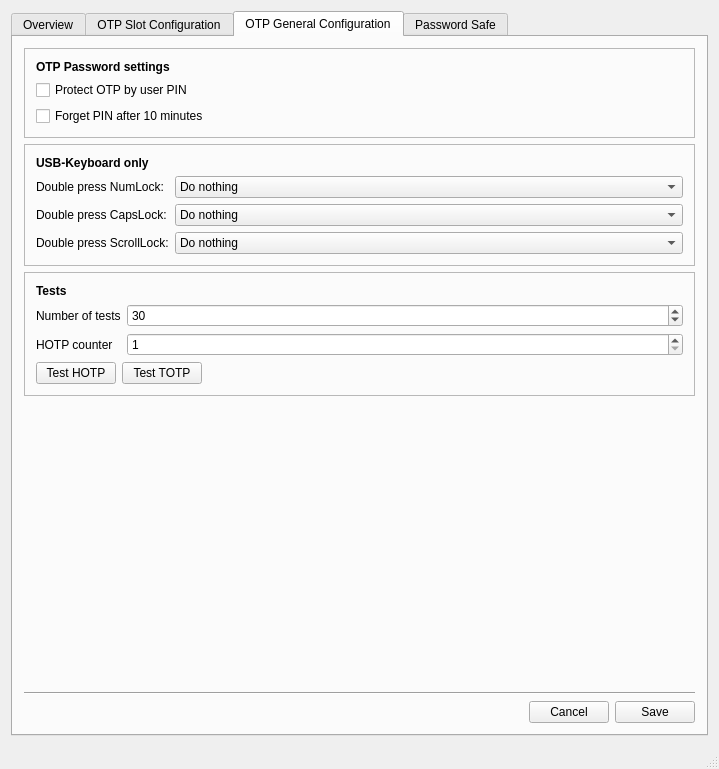
This is mainwindow.ui in Nitrokey/nitrokey-app as Qt 5 draws it before an edit. The edited form follows.
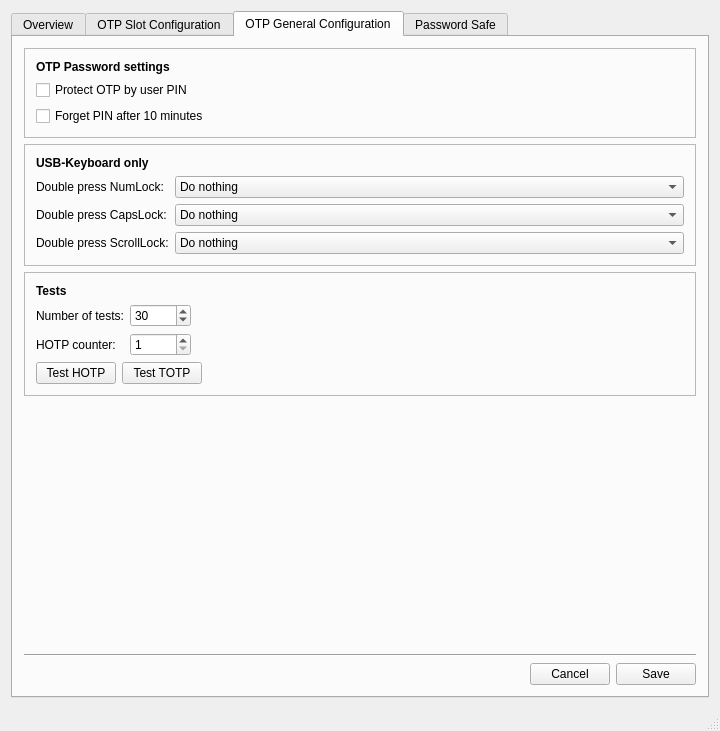
This is the edited form. The open tabs and pages were chosen to show the change. Icons and pictures are not drawn.

The edit to the form file:
```diff
--- a/mainwindow.ui
+++ b/mainwindow.ui
@@ -6,8 +6,8 @@
    <rect>
     <x>0</x>
     <y>0</y>
-    <width>719</width>
-    <height>769</height>
+    <width>720</width>
+    <height>731</height>
    </rect>
   </property>
   <property name="sizePolicy">
@@ -27,17 +27,35 @@
    <bool>true</bool>
   </property>
   <widget class="QWidget" name="centralWidget">
-   <layout class="QVBoxLayout" name="verticalLayout">
+   <layout class="QVBoxLayout" name="verticalLayout_21">
     <item>
      <widget class="QTabWidget" name="tabWidget">
       <property name="sizePolicy">
-       <sizepolicy hsizetype="Minimum" vsizetype="Minimum">
+       <sizepolicy hsizetype="MinimumExpanding" vsizetype="MinimumExpanding">
         <horstretch>0</horstretch>
         <verstretch>0</verstretch>
        </sizepolicy>
       </property>
+      <property name="tabPosition">
+       <enum>QTabWidget::North</enum>
+      </property>
+      <property name="tabShape">
+       <enum>QTabWidget::Rounded</enum>
+      </property>
       <property name="currentIndex">
-       <number>3</number>
+       <number>1</number>
+      </property>
+      <property name="elideMode">
+       <enum>Qt::ElideNone</enum>
+      </property>
+      <property name="documentMode">
+       <bool>false</bool>
+      </property>
+      <property name="tabsClosable">
+       <bool>false</bool>
+      </property>
+      <property name="movable">
+       <bool>false</bool>
       </property>
       <widget class="QWidget" name="tab_4">
        <attribute name="title">
@@ -938,40 +956,41 @@
             </widget>
            </item>
            <item>
-            <layout class="QVBoxLayout" name="verticalLayout_3">
+            <layout class="QHBoxLayout" name="horizontalLayout_13">
              <item>
-              <layout class="QFormLayout" name="formLayout_2">
-               <property name="fieldGrowthPolicy">
-                <enum>QFormLayout::AllNonFixedFieldsGrow</enum>
-               </property>
-               <item row="0" column="0">
+              <layout class="QVBoxLayout" name="verticalLayout_20">
+               <item>
                 <widget class="QLabel" name="testsLabel">
                  <property name="text">
-                  <string>Number of tests</string>
+                  <string>Number of tests:</string>
                  </property>
                 </widget>
                </item>
-               <item row="0" column="1">
-                <widget class="QSpinBox" name="testsSpinBox">
-                 <property name="minimum">
-                  <number>1</number>
-                 </property>
-                 <property name="maximum">
-                  <number>65536</number>
-                 </property>
-                 <property name="value">
-                  <number>30</number>
-                 </property>
-                </widget>
-               </item>
-               <item row="1" column="0">
+               <item>
                 <widget class="QLabel" name="testsLabel_2">
                  <property name="text">
-                  <string>HOTP counter</string>
+                  <string>HOTP counter:</string>
                  </property>
                 </widget>
                </item>
-               <item row="1" column="1">
+              </layout>
+             </item>
+             <item>
+              <layout class="QVBoxLayout" name="verticalLayout">
+               <item>
+                <widget class="QSpinBox" name="testsSpinBox">
+                 <property name="minimum">
+                  <number>1</number>
+                 </property>
+                 <property name="maximum">
+                  <number>65536</number>
+                 </property>
+                 <property name="value">
+                  <number>30</number>
+                 </property>
+                </widget>
+               </item>
+               <item>
                 <widget class="QSpinBox" name="testsSpinBox_2">
                  <property name="minimum">
                   <number>1</number>
@@ -987,6 +1006,23 @@
               </layout>
              </item>
              <item>
+              <spacer name="horizontalSpacer_9">
+               <property name="orientation">
+                <enum>Qt::Horizontal</enum>
+               </property>
+               <property name="sizeHint" stdset="0">
+                <size>
+                 <width>40</width>
+                 <height>20</height>
+                </size>
+               </property>
+              </spacer>
+             </item>
+            </layout>
+           </item>
+           <item>
+            <layout class="QVBoxLayout" name="verticalLayout_3">
+             <item>
               <layout class="QHBoxLayout" name="horizontalLayout_3">
                <item>
                 <widget class="QPushButton" name="testHOTPButton">
@@ -1027,10 +1063,13 @@
           <property name="orientation">
            <enum>Qt::Vertical</enum>
           </property>
+          <property name="sizeType">
+           <enum>QSizePolicy::MinimumExpanding</enum>
+          </property>
           <property name="sizeHint" stdset="0">
            <size>
             <width>20</width>
-            <height>40</height>
+            <height>0</height>
            </size>
           </property>
          </spacer>
```
Left out of the diff: 135 changed lines with no effect on the pictures.
